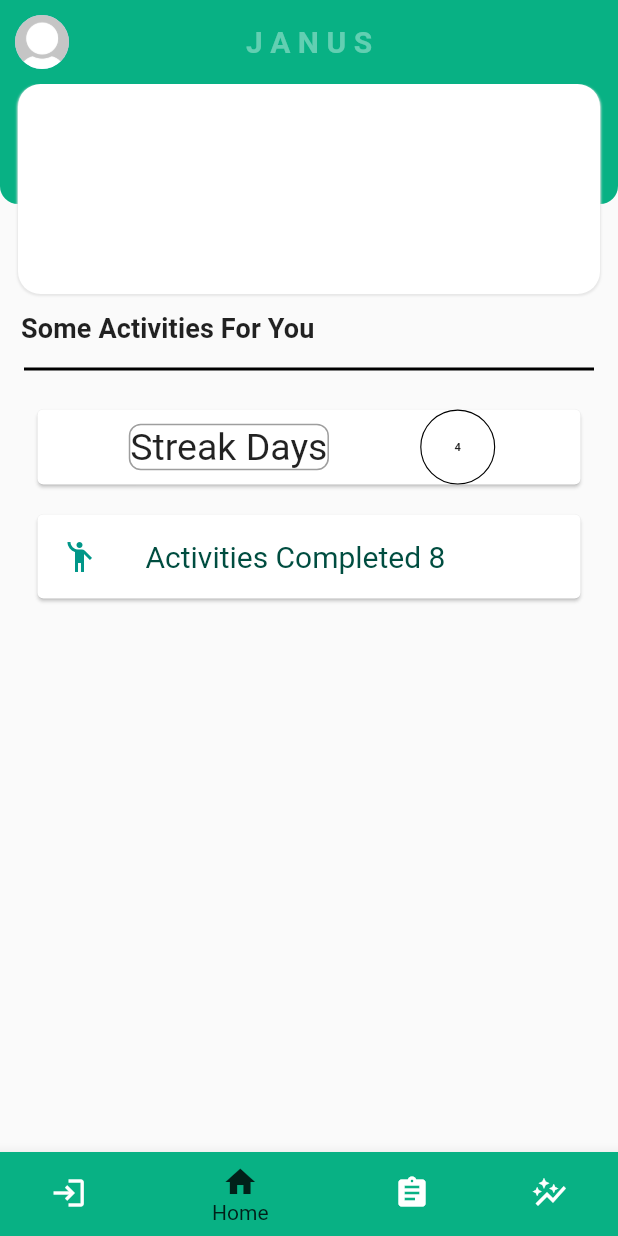
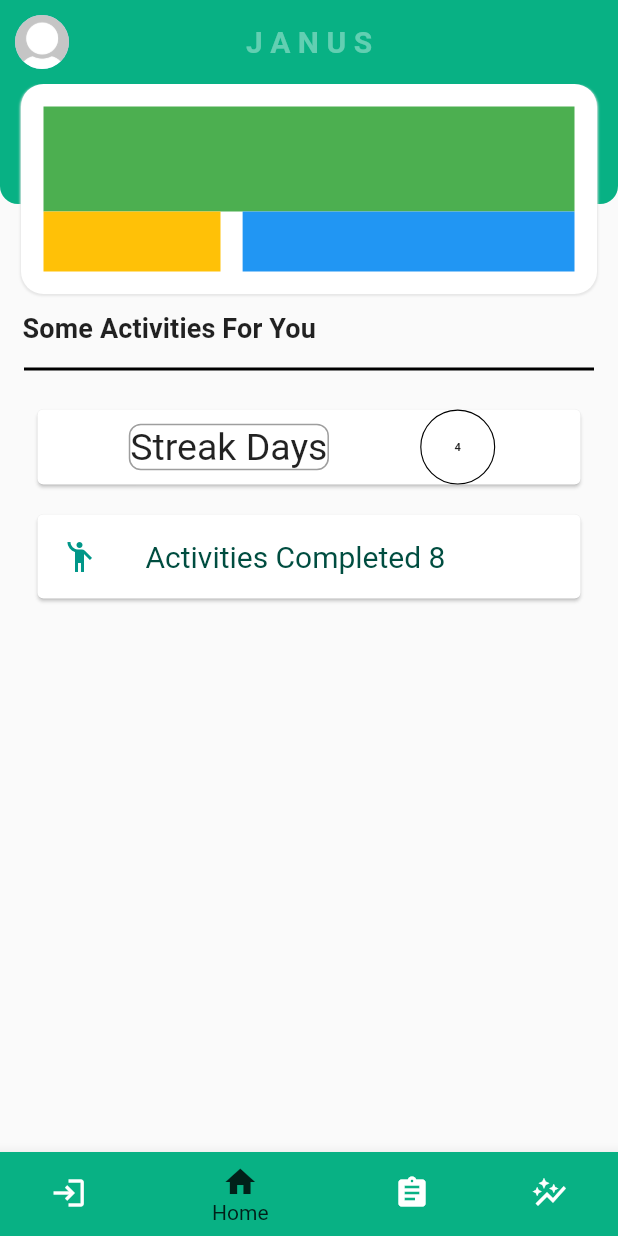
Before and after one commit to jeyeong/climate-ark-app, a Flutter app: the screen it shows after launch, item 2 of the bottom bar chosen, on a phone screen of 412 x 824 dp. Run offline on Flutter 3.47's test engine with Material 2 defaults, Android fonts, the light colour scheme and no system bars; our stand-ins replace fl_chart.

Commit message:
Added banner design for homepage

```diff
--- a/canvas/lib/views/home_page.dart
+++ b/canvas/lib/views/home_page.dart
@@ -49,7 +49,7 @@ class _HomePageState extends State<HomePage> {
               Container(
                 height: 140.0,
                 width: double.infinity,
-                padding: const EdgeInsets.symmetric(horizontal: 12.0),
+                padding: const EdgeInsets.symmetric(horizontal: 14.0),
                 child: Container(
                   width: double.infinity,
                   decoration: const BoxDecoration(
@@ -64,6 +64,45 @@ class _HomePageState extends State<HomePage> {
                       )
                     ],
                   ),
+                  child: Padding(
+                    padding: const EdgeInsets.all(15.0),
+                    child: Column(
+                      children: [
+                        Row(
+                          children: [
+                            Expanded(
+                              child: Container(
+                                color: Colors.green,
+                                height: 70,
+                              ),
+                            ),
+                          ],
+                        ),
+                        Row(
+                          children: [
+                            Expanded(
+                              flex: 8,
+                              child: Container(
+                                color: Colors.amber,
+                                height: 40,
+                              ),
+                            ),
+                            Expanded(
+                              flex: 1,
+                              child: Container(),
+                            ),
+                            Expanded(
+                              flex: 15,
+                              child: Container(
+                                color: Colors.blue,
+                                height: 40,
+                              ),
+                            ),
+                          ],
+                        ),
+                      ],
+                    ),
+                  ),
                 ),
               ),
             ],
@@ -72,7 +111,7 @@ class _HomePageState extends State<HomePage> {
           Container(
             margin: const EdgeInsets.only(
               top: 12.0,
-              left: 14.0,
+              left: 15.0,
             ),
             child: const Text(
               'Some Activities For You',
```
